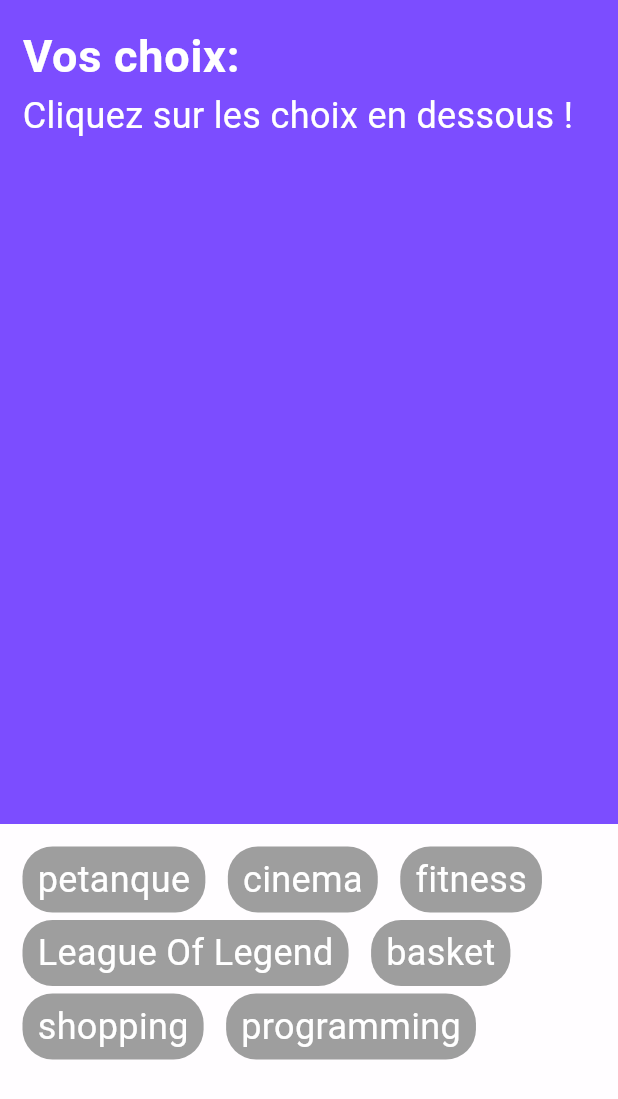
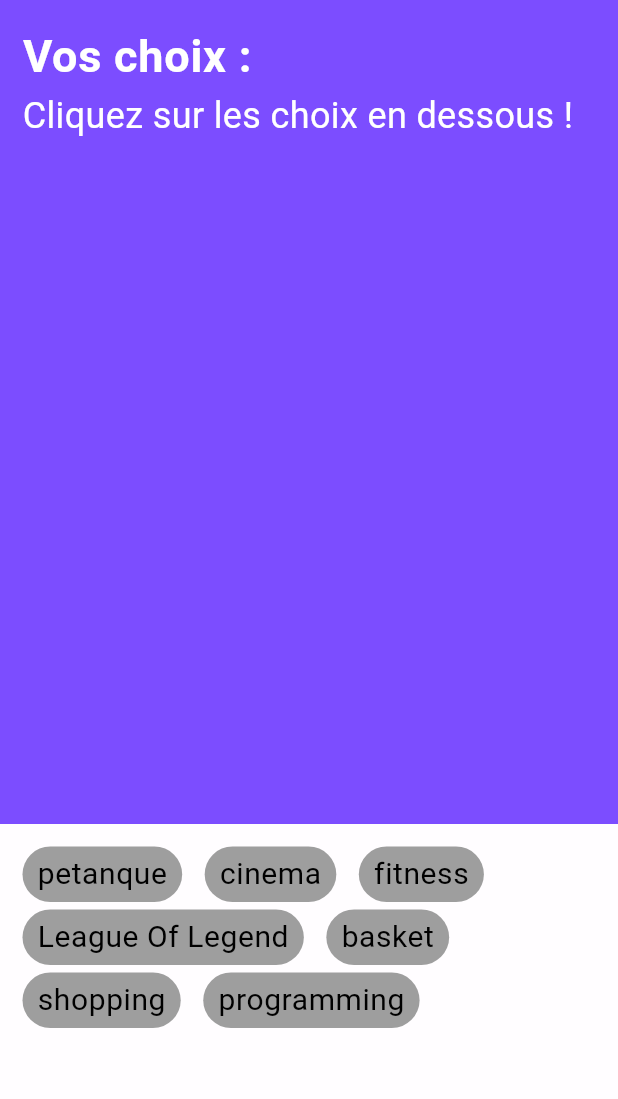
Before and after one commit to halimatou-cpu/tp_note_flutter_2023, a Flutter app: the screen it shows after launch, on a phone screen of 412 x 824 dp. Shown: the top 1099 px of the screen. Run offline on Flutter 3.47's test engine with Material 2 defaults, Android fonts, the phone set to English and light mode, and no system bars.

Commit message:
code refacto, matches wireframe, no warning/error anymore

```diff
--- a/lib/choice_item.dart
+++ b/lib/choice_item.dart
@@ -1,11 +1,12 @@
 import 'package:flutter/material.dart';
 
 class ChoiceItem extends StatelessWidget {
-  ChoiceItem({Key? key, required this.itemText, this.color, this.onPressed})
+  const ChoiceItem(
+      {Key? key, required this.itemText, this.color, this.onPressed})
       : super(key: key);
 
   final String itemText;
-  Color? color;
+  final Color? color;
   final VoidCallback? onPressed;
 
   @override
@@ -14,8 +15,9 @@ class ChoiceItem extends StatelessWidget {
       onTap: onPressed,
       child: Container(
         decoration: BoxDecoration(
-            color: color ?? Colors.grey,
-            borderRadius: BorderRadius.circular(20.0)),
+          color: color ?? Colors.grey,
+          borderRadius: BorderRadius.circular(20.0),
+        ),
         child: Padding(
           padding: const EdgeInsets.symmetric(
             horizontal: 10.0,
@@ -23,7 +25,7 @@ class ChoiceItem extends StatelessWidget {
           ),
           child: Text(
             itemText,
-            style: Theme.of(context).textTheme.bodyMedium,
+            style: Theme.of(context).textTheme.bodySmall,
           ),
         ),
       ),
--- a/lib/footer.dart
+++ b/lib/footer.dart
@@ -2,7 +2,12 @@ import 'package:flutter/material.dart';
 import 'package:tp_note/choice_item.dart';
 
 class Footer extends StatelessWidget {
-  const Footer({Key? key, required this.availableChoices, required this.onChoiceClick, required this.isChoosen}) : super(key: key);
+  const Footer({
+    Key? key,
+    required this.availableChoices,
+    required this.onChoiceClick,
+    required this.isChoosen,
+  }) : super(key: key);
 
   final List<String> availableChoices;
   final void Function(String) onChoiceClick;
@@ -18,13 +23,15 @@ class Footer extends StatelessWidget {
           direction: Axis.horizontal,
           spacing: 15, // horizontal spacing
           runSpacing: 5, // vertical spacing
-          children: availableChoices.map((choice) =>
-              ChoiceItem(
-                itemText: choice,
-                color: isChoosen(choice) ? Colors.orangeAccent : null,
-                onPressed: () => onChoiceClick(choice),
-              ),
-          ).toList(),
+          children: availableChoices
+              .map(
+                (choice) => ChoiceItem(
+                  itemText: choice,
+                  color: isChoosen(choice) ? Colors.orangeAccent : null,
+                  onPressed: () => onChoiceClick(choice),
+                ),
+              )
+              .toList(),
         ),
       ),
     );
--- a/lib/header.dart
+++ b/lib/header.dart
@@ -1,33 +1,34 @@
 import 'package:flutter/material.dart';
-
 import 'choice_item.dart';
 
 class Header extends StatelessWidget {
   const Header({Key? key, required this.selectedChoices}) : super(key: key);
 
   final List<String> selectedChoices;
+  final String componentTitle = "Vos choix : ";
+  final String emptyListText = "Cliquez sur les choix en dessous !";
 
   @override
   Widget build(BuildContext context) {
+    final Widget choicesWidget;
+
     if (selectedChoices.isEmpty) {
-      return Container(
-        color: Colors.deepPurpleAccent,
-        child: Padding(
-          padding: const EdgeInsets.all(15.0),
-          child: Column(
-            crossAxisAlignment: CrossAxisAlignment.start,
-            children: [
-              Text(
-                "Vos choix: ",
-                style: Theme.of(context).textTheme.bodyLarge,
+      choicesWidget = Text(
+        emptyListText,
+        style: Theme.of(context).textTheme.bodyMedium,
+      );
+    } else {
+      choicesWidget = Wrap(
+        direction: Axis.horizontal,
+        spacing: 15, // horizontal spacing
+        runSpacing: 5, // vertical spacing
+        children: selectedChoices
+            .map(
+              (choice) => ChoiceItem(
+                itemText: choice,
               ),
-              Text(
-                "Cliquez sur les choix en dessous !",
-                style: Theme.of(context).textTheme.bodyMedium,
-              ),
-            ],
-          ),
-        ),
+            )
+            .toList(),
       );
     }
 
@@ -39,19 +40,10 @@ class Header extends StatelessWidget {
           crossAxisAlignment: CrossAxisAlignment.start,
           children: [
             Text(
-              "Vos choix: ",
+              componentTitle,
               style: Theme.of(context).textTheme.bodyLarge,
             ),
-            Wrap(
-              direction: Axis.horizontal,
-              spacing: 15, // horizontal spacing
-              runSpacing: 5, // vertical spacing
-              children: selectedChoices.map((choice) =>
-                  ChoiceItem(
-                    itemText: choice,
-                  ),
-              ).toList(),
-            ),
+            choicesWidget,
           ],
         ),
       ),
--- a/lib/main.dart
+++ b/lib/main.dart
@@ -14,12 +14,13 @@ class MyApp extends StatelessWidget {
   Widget build(BuildContext context) {
     return MaterialApp(
       debugShowCheckedModeBanner: false,
-      title: 'Flutter TP noté',
+      title: 'Flutter TP note',
       theme: ThemeData(
         useMaterial3: true,
         textTheme: const TextTheme(
           bodySmall: TextStyle(
-              fontSize: 18,
+            fontSize: 20,
+            color: Colors.black,
           ),
           bodyMedium: TextStyle(
             fontSize: 24,
@@ -30,7 +31,8 @@ class MyApp extends StatelessWidget {
             fontWeight: FontWeight.bold,
             color: Colors.white,
           ),
-          )),
+        ),
+      ),
       home: MyHomePage(),
     );
   }
@@ -39,7 +41,7 @@ class MyApp extends StatelessWidget {
 class MyHomePage extends StatefulWidget {
   MyHomePage({super.key});
 
-  List<String> availableChoices = [
+  final List<String> availableChoices = [
     "petanque",
     "cinema",
     "fitness",
@@ -59,7 +61,6 @@ class _MyHomePageState extends State<MyHomePage> {
   @override
   Widget build(BuildContext context) {
     return Scaffold(
-      //backgroundColor: Colors.white,
       body: SafeArea(
         child: Column(
           crossAxisAlignment: CrossAxisAlignment.stretch,
@@ -88,10 +89,8 @@ class _MyHomePageState extends State<MyHomePage> {
   void _onChoiceClick(String choice) {
     setState(() {
       if (selectedChoices.contains(choice)) {
-        print("*****i was there*****");
         selectedChoices.remove(choice);
       } else {
-        print("#####i was not there#####");
         selectedChoices.add(choice);
       }
     });
```
Lines whose indentation alone changed are shown as unchanged.
